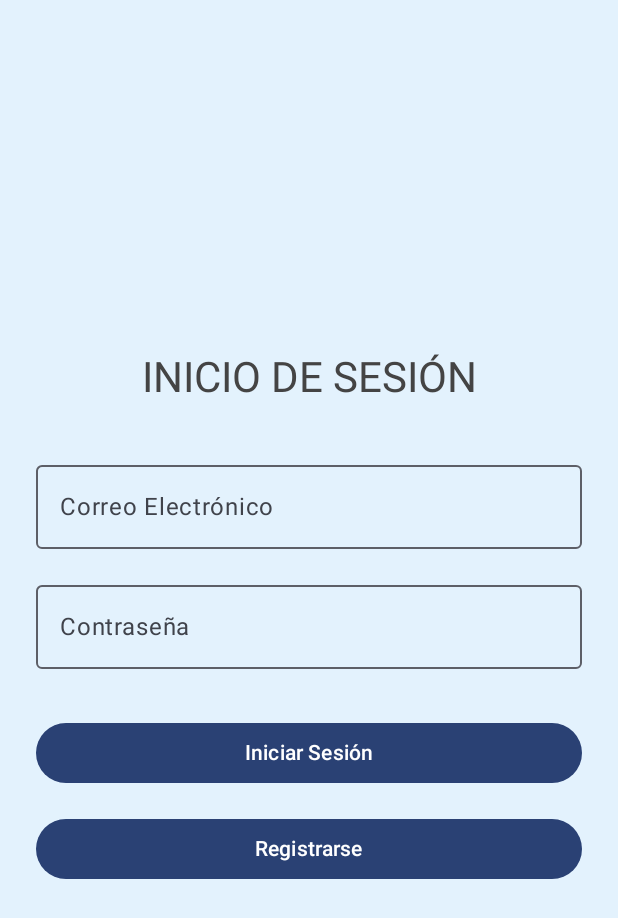
After one commit to pametoro/AppApoyoEmocional, an Android app built with Jetpack Compose: the LoginScreen screen opened through its navigation route, on a phone screen of 412 x 824 dp. The commit adds this screen. Shown: the top 918 px of the screen. Run offline under Robolectric (Android 15) with nearby library versions, the phone set to English and light mode, and no system bars; libraries missing offline, so code that uses them is left out: com.google.mlkit.vision.

Commit message:
se agregaron clases y objecto a data, se creo el package network con sus clases, se agrego a viewmodel auth, a view login y se modifico paginainicio y se modifico el mainactivity

```diff
--- a/app/src/main/java/com/example/appapoyoemocional/MainActivity.kt
+++ b/app/src/main/java/com/example/appapoyoemocional/MainActivity.kt
@@ -10,6 +10,9 @@ import androidx.navigation.compose.NavHost
 import androidx.navigation.compose.composable
 import androidx.navigation.compose.rememberNavController
 import com.example.appapoyoemocional.ui.theme.AppApoyoEmocionalTheme
+// --- ¡IMPORTANTE! AÑADE ESTA IMPORTACIÓN ---
+import com.example.appapoyoemocional.view.LoginScreen
+// -----------------------------------------
 import com.example.appapoyoemocional.view.EmocionGuardadaScreen
 import com.example.appapoyoemocional.view.EmocionScreen
 import com.example.appapoyoemocional.view.FormularioScreen
@@ -20,6 +23,9 @@ import com.example.appapoyoemocional.view.RespiraScreen
 import com.example.appapoyoemocional.view.ResumenScreen
 import com.example.appapoyoemocional.view.screen.PerfilScreen
 import com.example.appapoyoemocional.view.screen.PostScreen
+// --- ¡IMPORTANTE! AÑADE ESTA IMPORTACIÓN ---
+import com.example.appapoyoemocional.viewModel.AuthViewModel
+// -----------------------------------------
 import com.example.appapoyoemocional.viewModel.EmocionViewModel
 import com.example.appapoyoemocional.viewModel.InicioViewModel
 import com.example.appapoyoemocional.viewModel.PerfilViewModel
@@ -45,12 +51,25 @@ class MainActivity : ComponentActivity() {
                 val respiraViewModel: RespiraViewModel = viewModel()
                 val recursosViewModel: RecursosViewModel = viewModel()
                 val recFacialViewModel: RecFacialViewModel = viewModel()
+                // --- ¡IMPORTANTE! AÑADE LA CREACIÓN DEL VIEWMODEL ---
+                val authViewModel: AuthViewModel = viewModel()
+                // ---------------------------------------------------
 
+                // MODIFICACIÓN: La ruta inicial ahora es "inicio"
                 NavHost(navController = navController, startDestination = "inicio") {
 
                     composable("inicio") {
+                        // En la PaginaInicio, cuando se presiona el botón, se navega a "LoginScreen"
                         PaginaInicio(navController, inicioViewModel)
                     }
+
+                    // --- MODIFICACIÓN 1: AÑADIR LA RUTA PARA LOGINSCREEN ---
+                    composable("LoginScreen") {
+                        // Pasamos el navController y el authViewModel que acabamos de crear
+                        LoginScreen(navController = navController, viewModel = authViewModel)
+                    }
+                    // -----------------------------------------------------
+
                     composable("FormularioScreen") {
                         FormularioScreen(navController, usuarioViewModel)
                     }
@@ -66,9 +85,13 @@ class MainActivity : ComponentActivity() {
                         PerfilScreen(navController, perfilViewModel, nombreUsuario)
                     }
 
-                    composable("posts") {
+                    // --- MODIFICACIÓN 2: USAR "posts" COMO LA PANTALLA PRINCIPAL ---
+                    // En LoginScreen, la navegación exitosa debe apuntar a esta ruta.
+                    // Renombraré "posts" a "PaginaPrincipal" para que coincida con el código anterior.
+                    composable("PaginaPrincipal") {
                         PostScreen(viewModel = postViewModel, navController = navController)
                     }
+                    // --------------------------------------------------------------
 
                     composable("reconocimiento") {
                         RecFacialScreen(
--- /dev/null
+++ b/app/src/main/java/com/example/appapoyoemocional/data/TokenManager.kt
@@ -0,0 +1,6 @@
+package com.example.appapoyoemocional.data
+
+object TokenManager {
+    // almacena el token jwt de forma temporal y global
+    var authToken: String? = null
+}
--- /dev/null
+++ b/app/src/main/java/com/example/appapoyoemocional/view/LoginScreen.kt
@@ -0,0 +1,107 @@
+package com.example.appapoyoemocional.view
+
+import androidx.compose.foundation.background
+import androidx.compose.foundation.layout.*
+import androidx.compose.material3.Button
+import androidx.compose.material3.MaterialTheme
+import androidx.compose.material3.OutlinedTextField
+import androidx.compose.material3.Text
+import androidx.compose.runtime.*
+import androidx.compose.runtime.getValue
+import androidx.compose.runtime.setValue
+import androidx.compose.ui.Alignment
+import androidx.compose.ui.Modifier
+import androidx.compose.ui.graphics.Color
+import androidx.compose.ui.text.input.PasswordVisualTransformation
+import androidx.compose.ui.unit.dp
+import androidx.lifecycle.viewmodel.compose.viewModel
+import androidx.navigation.NavController
+import com.example.appapoyoemocional.viewModel.AuthViewModel
+
+val fondoPastel = Color(0xFFE3F2FD) // Azul cielo pastel
+
+@Composable
+fun LoginScreen(
+    navController: NavController,
+    viewModel: AuthViewModel = viewModel()
+) {
+    // Estados locales para los campos de texto
+    var correo by remember { mutableStateOf("") }
+    var clave by remember { mutableStateOf("") }
+
+    // --- MODIFICACIÓN 1: Observar el estado del ViewModel ---
+    val loginExitoso by viewModel.loginExitoso.collectAsState()
+
+    // --- MODIFICACIÓN 2: Reaccionar al estado con LaunchedEffect ---
+    // LaunchedEffect ejecuta el bloque de código cuando 'loginExitoso' cambia a 'true'.
+    // Es la forma correcta de llamar a funciones de navegación desde un Composable.
+    LaunchedEffect(loginExitoso) {
+        if (loginExitoso) {
+            // Navega a la pantalla principal y limpia la pila de navegación
+            // para que el usuario no pueda volver a Login con el botón "Atrás".
+            navController.navigate("PaginaPrincipal") { // Asegúrate que "PaginaPrincipal" sea la ruta correcta
+                popUpTo(navController.graph.startDestinationId) {
+                    inclusive = true
+                }
+            }
+            // Resetea el estado en el ViewModel para futuras interacciones.
+            viewModel.resetLoginState()
+        }
+    }
+
+    Column(
+        modifier = Modifier
+            .fillMaxSize()
+            .background(fondoPastel)
+            .padding(24.dp),
+        horizontalAlignment = Alignment.CenterHorizontally,
+        verticalArrangement = Arrangement.Center
+    ) {
+        Text(
+            text = "INICIO DE SESIÓN",
+            style = MaterialTheme.typography.headlineMedium,
+            color = Color.DarkGray
+        )
+
+        Spacer(modifier = Modifier.height(32.dp))
+
+        OutlinedTextField(
+            value = correo,
+            onValueChange = { correo = it },
+            label = { Text("Correo Electrónico") },
+            modifier = Modifier.fillMaxWidth()
+        )
+
+        Spacer(modifier = Modifier.height(16.dp))
+
+        OutlinedTextField(
+            value = clave,
+            onValueChange = { clave = it },
+            label = { Text("Contraseña") },
+            visualTransformation = PasswordVisualTransformation(),
+            modifier = Modifier.fillMaxWidth()
+        )
+
+        Spacer(modifier = Modifier.height(32.dp))
+
+        Button(
+            onClick = {
+                // --- MODIFICACIÓN 3: La única responsabilidad del botón es iniciar la acción ---
+                // Ya no intenta navegar directamente.
+                viewModel.iniciarSesion(correo, clave)
+            },
+            modifier = Modifier.fillMaxWidth()
+        ) {
+            Text("Iniciar Sesión")
+        }
+
+        Spacer(modifier = Modifier.height(16.dp))
+
+        Button(
+            onClick = { navController.navigate("FormularioScreen") },
+            modifier = Modifier.fillMaxWidth()
+        ) {
+            Text("Registrarse")
+        }
+    }
+}
```
Also changed, not shown: app/src/main/java/com/example/appapoyoemocional/data/AuthResponse.kt (added, +8 -0 lines), app/src/main/java/com/example/appapoyoemocional/data/LoginRequest.kt (added, +8 -0 lines), app/src/main/java/com/example/appapoyoemocional/network/AuthService.kt (added, +11 -0 lines), app/src/main/java/com/example/appapoyoemocional/network/RetroFitCliente.kt (added, +49 -0 lines), app/src/main/java/com/example/appapoyoemocional/network/UsuarioService.kt (added, +17 -0 lines), app/src/main/java/com/example/appapoyoemocional/view/PaginaInicio.kt (+11 -12 lines), app/src/main/java/com/example/appapoyoemocional/viewModel/AuthViewModel.kt (added, +61 -0 lines).
